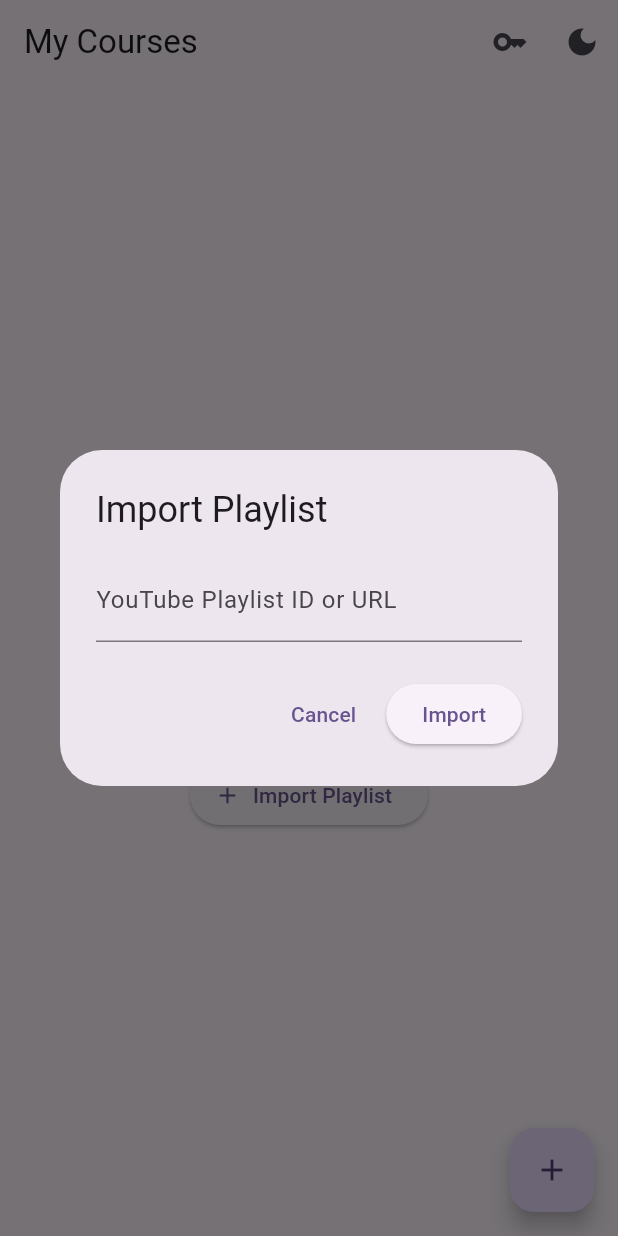
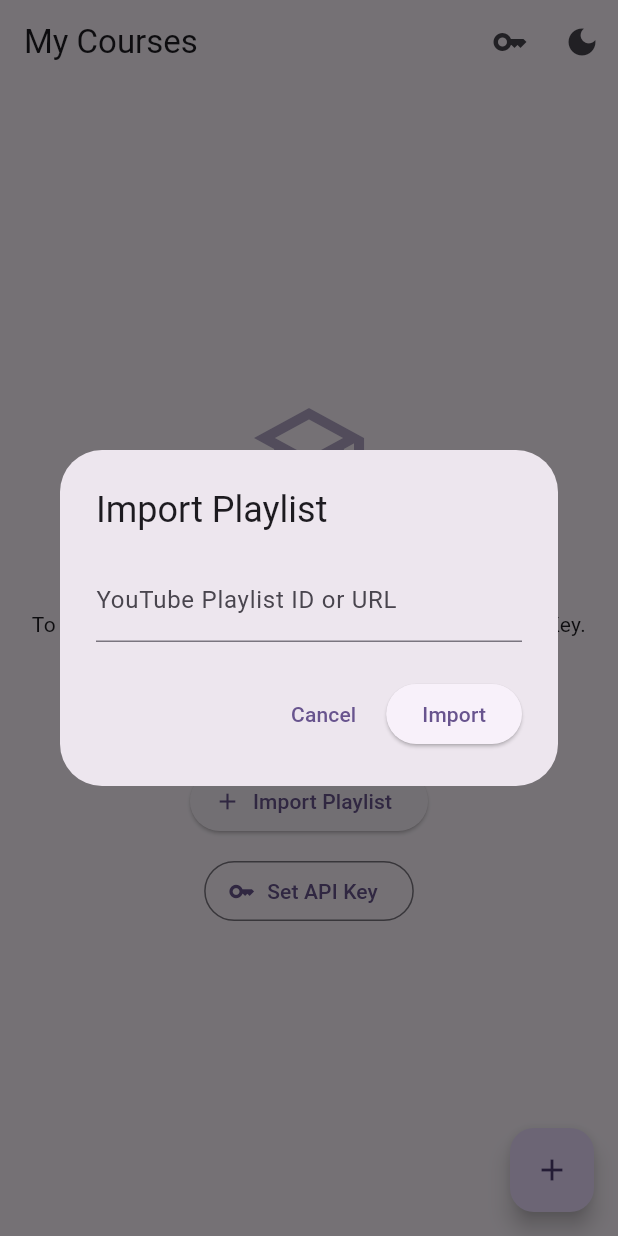
Before and after one commit to ervins324/course_tracker_flutter, a Flutter app: the screen it shows after launch, after a tap on "Import Playlist", on a phone screen of 412 x 824 dp. Run offline on Flutter 3.47's test engine with Material 3 defaults, Android fonts, the phone set to English and light mode, and no system bars; our stand-ins replace cached_network_image, flutter_riverpod, hive, hive_flutter, shared_preferences; accounts and stored records are empty.

Commit message:
dark mode, updated start screen, fixed error handling

```diff
--- a/lib/app.dart
+++ b/lib/app.dart
@@ -1,7 +1,11 @@
 import 'package:flutter/material.dart';
 import 'package:flutter_riverpod/flutter_riverpod.dart';
+import 'package:flutter/foundation.dart';
+import 'package:hive_flutter/hive_flutter.dart';
 import 'presentation/providers/course_providers.dart';
 import 'presentation/screens/playlist_list_screen.dart';
+import 'core/constants/api_constants.dart';
+import 'data/models/video_model.dart';
 
 class MyApp extends ConsumerWidget {
   const MyApp({super.key});
@@ -24,7 +28,56 @@ class MyApp extends ConsumerWidget {
         useMaterial3: true,
       ),
       themeMode: themeMode,
-      home: const PlaylistListScreen(),
+      home: const StartupScreen(),
     );
   }
 }
+
+class StartupScreen extends StatefulWidget {
+  const StartupScreen({super.key});
+
+  @override
+  State<StartupScreen> createState() => _StartupScreenState();
+}
+
+class _StartupScreenState extends State<StartupScreen> {
+  bool _initialized = false;
+
+  @override
+  void initState() {
+    super.initState();
+    _initializeApp();
+  }
+
+  Future<void> _initializeApp() async {
+    // 1. Initialize local database
+    if (!kIsWeb) {
+      await Hive.initFlutter();
+      if (!Hive.isAdapterRegistered(0)) {
+        Hive.registerAdapter(VideoModelAdapter());
+      }
+    }
+
+    // 2. Load API Key
+    await ApiConstants.loadApiKey();
+
+    if (mounted) {
+      setState(() => _initialized = true);
+    }
+  }
+
+  @override
+  Widget build(BuildContext context) {
+    if (!_initialized) {
+      // Very fast initial splash
+      return const Scaffold(
+        body: Center(
+          child: CircularProgressIndicator(),
+        ),
+      );
+    }
+
+    // Once everything is loaded, show the actual app
+    return const PlaylistListScreen();
+  }
+}
--- a/lib/core/services/notification_service.dart
+++ /dev/null
@@ -1,50 +0,0 @@
-// lib/core/services/notification_service.dart
-import 'package:flutter_local_notifications/flutter_local_notifications.dart';
-import 'package:timezone/timezone.dart' as tz;
-
-class NotificationService {
-  final FlutterLocalNotificationsPlugin _notifications =
-      FlutterLocalNotificationsPlugin();
-
-  Future<void> init() async {
-    const android = AndroidInitializationSettings('@mipmap/ic_launcher');
-    const ios = DarwinInitializationSettings();
-    const settings = InitializationSettings(android: android, iOS: ios);
-
-    await _notifications.initialize(settings);
-  }
-
-  Future<void> scheduleDailyReminder() async {
-    await _notifications.zonedSchedule(
-      0,
-      'Continue Your Course',
-      'Keep learning! Check your progress today.',
-      _nextInstance(20, 0), // 8 PM daily
-      const NotificationDetails(
-        android: AndroidNotificationDetails(
-          'daily_reminder',
-          'Daily Reminders',
-          channelDescription: 'Daily course progress reminders',
-          importance: Importance.high,
-        ),
-        iOS: DarwinNotificationDetails(),
-      ),
-      androidScheduleMode: AndroidScheduleMode.exactAllowWhileIdle,
-      uiLocalNotificationDateInterpretation:
-          UILocalNotificationDateInterpretation.absoluteTime,
-      matchDateTimeComponents: DateTimeComponents.time,
-    );
-  }
-
-  tz.TZDateTime _nextInstance(int hour, int minute) {
-    final now = tz.TZDateTime.now(tz.local);
-    var scheduledDate =
-        tz.TZDateTime(tz.local, now.year, now.month, now.day, hour, minute);
-
-    if (scheduledDate.isBefore(now)) {
-      scheduledDate = scheduledDate.add(const Duration(days: 1));
-    }
-
-    return scheduledDate;
-  }
-}
--- a/lib/main.dart
+++ b/lib/main.dart
@@ -1,35 +1,10 @@
 // lib/main.dart
-import 'package:flutter/foundation.dart';
 import 'package:flutter/material.dart';
 import 'package:flutter_riverpod/flutter_riverpod.dart';
-import 'package:hive_flutter/hive_flutter.dart';
-import 'data/models/video_model.dart';
-import 'core/services/notification_service.dart';
-import 'core/constants/api_constants.dart';
 import 'app.dart';
 
-void main() async {
+void main() {
   WidgetsFlutterBinding.ensureInitialized();
-
-  // Initialize Hive for mobile platforms
-  if (!kIsWeb) {
-    await Hive.initFlutter();
-    Hive.registerAdapter(VideoModelAdapter());
-  }
-
-  // Load persisted API key
-  await ApiConstants.loadApiKey();
-
-  // Initialize notifications (Android/iOS only)
-  if (!kIsWeb) {
-    try {
-      final notifications = NotificationService();
-      await notifications.init();
-      await notifications.scheduleDailyReminder();
-    } catch (e) {
-      debugPrint('Error initializing notifications: $e');
-    }
-  }
 
   runApp(const ProviderScope(child: MyApp()));
 }
--- a/lib/presentation/providers/course_providers.dart
+++ b/lib/presentation/providers/course_providers.dart
@@ -51,7 +51,14 @@ class ThemeNotifier extends StateNotifier<ThemeMode> {
   }
 
   Future<void> toggle() async {
-    state = state == ThemeMode.dark ? ThemeMode.light : ThemeMode.dark;
+    ThemeMode nextState;
+    if (state == ThemeMode.system) {
+      final brightness = WidgetsBinding.instance.platformDispatcher.platformBrightness;
+      nextState = brightness == Brightness.dark ? ThemeMode.light : ThemeMode.dark;
+    } else {
+      nextState = state == ThemeMode.dark ? ThemeMode.light : ThemeMode.dark;
+    }
+    state = nextState;
     final prefs = await SharedPreferences.getInstance();
     await prefs.setString(_key, state == ThemeMode.dark ? 'dark' : 'light');
   }
--- a/lib/presentation/screens/playlist_list_screen.dart
+++ b/lib/presentation/screens/playlist_list_screen.dart
@@ -65,12 +65,22 @@ class PlaylistListScreen extends ConsumerWidget {
                   Text('No courses yet',
                       style: theme.textTheme.headlineSmall),
                   const SizedBox(height: 8),
-                  const Text('Import a YouTube playlist to get started'),
+                  const SizedBox(height: 8),
+                  const Text(
+                    'To work correctly, the app needs a YouTube Data API Key.\n\n1. Set your API Key\n2. Import a YouTube playlist',
+                    textAlign: TextAlign.center,
+                  ),
                   const SizedBox(height: 24),
                   ElevatedButton.icon(
                     onPressed: () => _showImportDialog(context, ref),
                     icon: const Icon(Icons.add),
                     label: const Text('Import Playlist'),
+                  ),
+                  const SizedBox(height: 12),
+                  OutlinedButton.icon(
+                    onPressed: () => _showApiKeyDialog(context),
+                    icon: const Icon(Icons.key),
+                    label: const Text('Set API Key'),
                   ),
                 ],
               ),
@@ -110,7 +120,7 @@ class PlaylistListScreen extends ConsumerWidget {
 
     showDialog(
       context: context,
-      builder: (context) => AlertDialog(
+      builder: (dialogContext) => AlertDialog(
         title: const Text('Import Playlist'),
         content: TextField(
           controller: controller,
@@ -121,7 +131,7 @@ class PlaylistListScreen extends ConsumerWidget {
         ),
         actions: [
           TextButton(
-            onPressed: () => Navigator.pop(context),
+            onPressed: () => Navigator.pop(dialogContext),
             child: const Text('Cancel'),
           ),
           ElevatedButton(
@@ -138,7 +148,7 @@ class PlaylistListScreen extends ConsumerWidget {
                   }
                 }
 
-                Navigator.pop(context);
+                Navigator.pop(dialogContext);
                 try {
                   await ref
                       .read(playlistListProvider.notifier)
--- a/pubspec.yaml
+++ b/pubspec.yaml
@@ -1,7 +1,7 @@
 name: course_tracker
 description: YouTube course progress tracker
 publish_to: 'none'
-version: 2.0.0+1
+version: 2.1.0+1
 
 environment:
   sdk: '>=3.0.0 <4.0.0'
@@ -15,8 +15,6 @@ dependencies:
   http: ^1.1.0
   url_launcher: ^6.2.0
   shared_preferences: ^2.2.0
-  flutter_local_notifications: ^17.2.3
-  timezone: ^0.9.2
   cached_network_image: ^3.4.1
 
 dev_dependencies:
```
Also changed, not shown: pubspec.lock, 1 other file.
